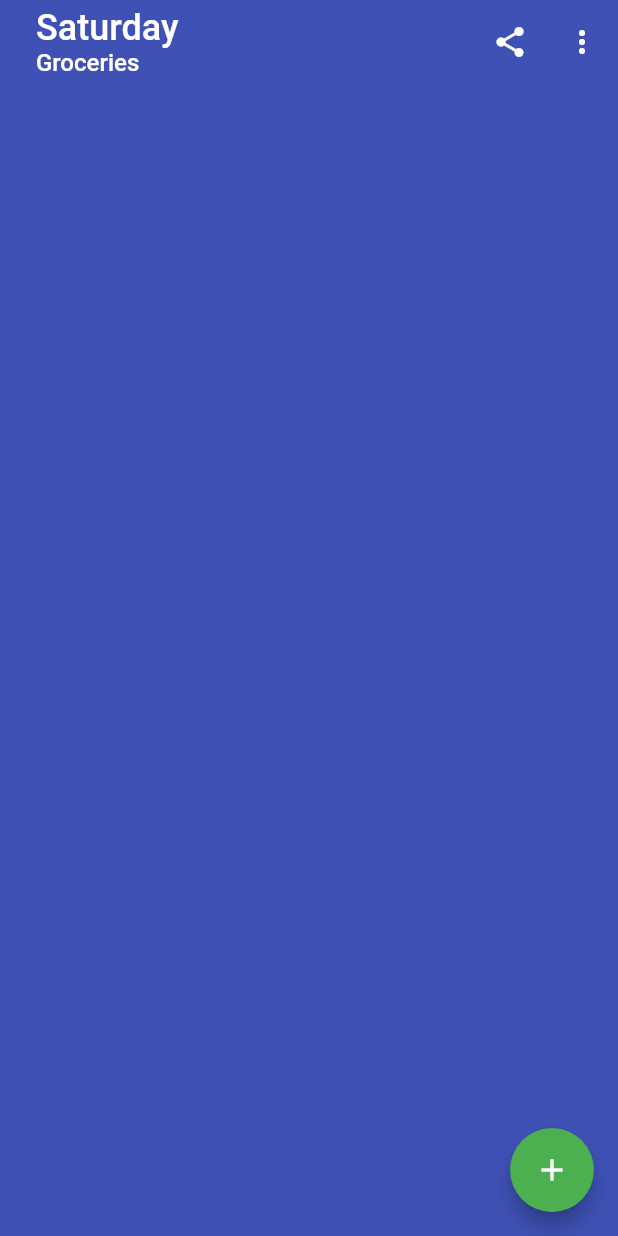
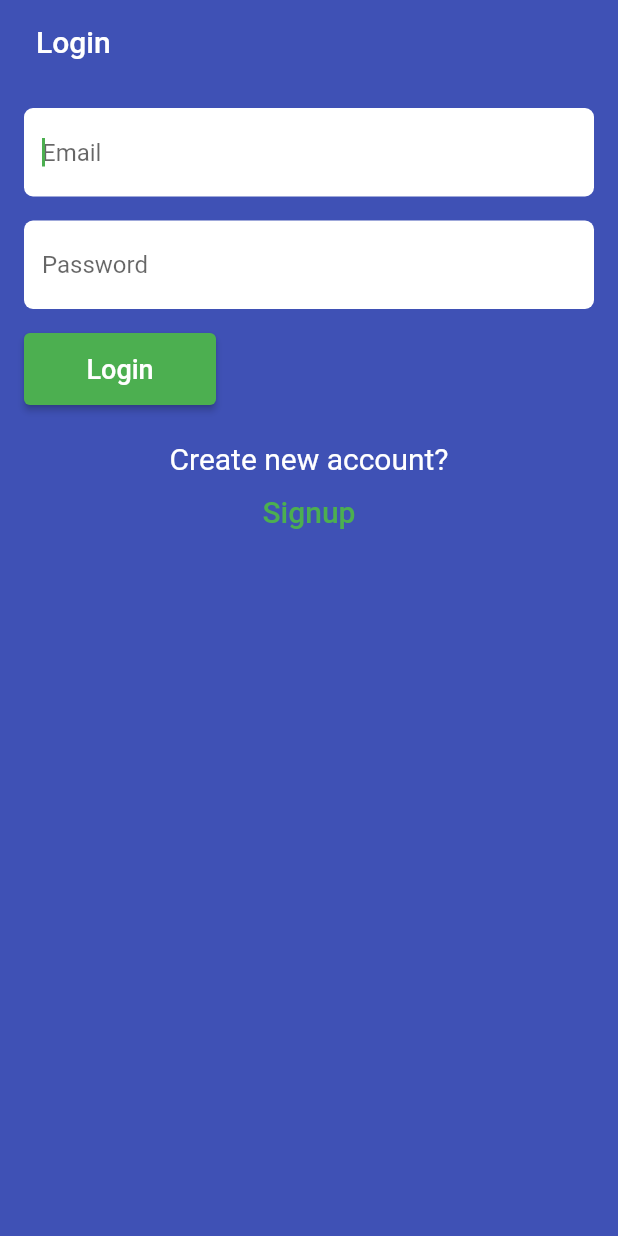
Before and after one commit to Eren-Nevin/Simple_Todo_App_Flutter_Client, a Flutter app: the screen it shows after launch, on a phone screen of 412 x 824 dp. Run offline on Flutter 3.47's test engine with Material 2 defaults, Android fonts, the phone set to English and light mode, and no system bars; our stand-ins replace socket_io_client.

Commit message:
Pretty big commit. 1- Separated auth and list pages so that the main app chooses to display one (currently using a simple ternary operator) based on whether the user is logged in or not. 2- Added authentication for both login and signup 3- Made viewModel only for list and renamed it ListViewModel. It would be created when listPage is shown and destructed currectly (canceling subscriptions from repository and disconnecting from websocket) when listPage is going to exit (currently only on logout).  4- Deleted some extra files (api.dart and mainBodyWidget.dart). Currently the most important needed change is to save the token received from server on login somewhere on the device locally so that user doesnt have to login everytime it starts the app. Other than that everything works smoothly.

```diff
--- a/lib/homepage.dart
+++ b/lib/homepage.dart
@@ -1,160 +1,49 @@
 import 'package:flutter/material.dart';
-// import 'package:list/mainBodyWidget.dart';
-import 'package:list/itemWidgetList.dart';
-import 'package:list/newItemWidget.dart';
+import 'package:list/pages/listPage.dart';
+import 'package:list/pages/authenticationPage.dart';
 
 import './viewModel.dart';
 import 'utilities.dart';
 
-class MyHomePage extends StatefulWidget {
-  final ViewModel _viewModel;
-  MyHomePage(this._viewModel, {Key key, this.title}) : super(key: key);
-
+// TODO: Make another page for main page that contains widgets that are
+// available when user is logged in and make this switch between that page and
+// authentication page
+class ActivePage extends StatefulWidget {
   final String title;
 
+  ActivePage({Key key, this.title}) : super(key: key);
+
   @override
-  _MyHomePageState createState() => _MyHomePageState(_viewModel);
+  _ActivePageState createState() => _ActivePageState();
 }
 
-class _MyHomePageState extends State<MyHomePage> {
-  ViewModel _viewModel;
-  ValueNotifier<bool> addingNewItem = ValueNotifier(false);
-  Key itemWidgetListGlobalKey = GlobalKey();
-  Key otherKey = GlobalKey();
-  Key newItemWidgetKey = GlobalKey();
-  // bool isConnected = false;
+class _ActivePageState extends State<ActivePage> {
+  bool authenticated = false;
+  Map<String, dynamic> credentials;
 
-  _MyHomePageState(this._viewModel) {
-    _viewModel.dataReset.addListener(() {
-      // setState(() {
-      // isConnected = _viewModel.dataReset.value;
-      // });
+  onLogout() {
+    setState(() {
+      authenticated = false;
     });
   }
 
-  //TODO: Remove This and the refresh handler itself.
-  Future<void> onRefreshHandler() async {
-    // _viewModel.starAllItems();
-    // Future.delayed(Duration(seconds: 3), () {
-    //   _viewModel.addNewItem("Testing", "details");
-    // });
-    // await _viewModel.syncWithServer();
-    // return;
+  void onSuccessfulLogin(Map<String, dynamic> credentials) {
+    setState(() {
+      // _viewModel.connect(credentials);
+      this.credentials = credentials;
+      authenticated = true;
+    });
   }
+
+  _ActivePageState();
 
   @override
   Widget build(BuildContext context) {
-    return Scaffold(
-      appBar: appBarBuilder("${getWeekDayName(DateTime.now())}", "Groceries"),
-      body: Stack(
-        children: [
-          Container(
-            alignment: Alignment.topCenter,
-            child: Container(
-              child: Column(children: [
-                NewItemWidget(
-                  (str) {
-                    // _viewModel.addItem(str, "Details");
-                    _viewModel.addNewItem(str, "Details");
-                  },
-                  addingNewItem,
-                  key: newItemWidgetKey,
-                ),
-                Flexible(
-                  child: RefreshIndicator(
-                      key: otherKey,
-                      child: ItemWidgetList(_viewModel,
-                          key: itemWidgetListGlobalKey),
-                      onRefresh: onRefreshHandler),
-                ),
-              ]),
-              // child: ItemListWithTextFieldWidget(_viewModel, startAddingItems),
-              margin: EdgeInsets.all(8.0),
-            ),
-            color: Colors.indigo,
-          ),
-          // Visibility(
-          //     child: Icon(Icons.question_answer_sharp, size: 200),
-          //     visible: !isConnected),
-        ],
-      ),
-      floatingActionButton: FloatingActionButton(
-        onPressed: () {
-          addingNewItem.value = true;
-        },
-        tooltip: 'Add New Item',
-        child: Icon(Icons.add),
-      ),
-    );
+    return authenticated
+        ? ListPage(this.credentials, onLogout)
+        : AuthenticationPage(onSuccessfulLogin);
   }
 }
-// onNewItemTextSubmit(String newItemTitle) {
-//     setState(() {
-//       addingItemState = false;
-//       // TODO: Add Ability To Change Details
-//       _viewModel.addItem(newItemTitle, "Details");
-//     });
-//   }
 
 //TODO: Have One Tab in Navigation Bar For Private List, The Other Two Can Be
 //Groceries & Family Tasks Which Are Shared Among A Family.
-
-Widget bottomNavigationBarBuilder() {
-  return BottomNavigationBar(
-    items: [
-      BottomNavigationBarItem(
-          label: "Groceries",
-          icon: Icon(Icons.shopping_bag_rounded,
-              size: 36.0, color: Colors.green.shade200)),
-      BottomNavigationBarItem(
-          label: "Groceries",
-          icon: Icon(Icons.shopping_bag_rounded,
-              size: 36.0, color: Colors.green.shade600)),
-      BottomNavigationBarItem(
-          label: "Groceries",
-          icon: Icon(Icons.shopping_bag_rounded,
-              size: 36.0, color: Colors.green.shade600)),
-    ],
-    backgroundColor: Colors.purple.shade900,
-    showUnselectedLabels: false,
-    showSelectedLabels: false,
-  );
-}
-
-Widget appBarBuilder(String title, String subtitle) {
-  return AppBar(
-      title: AppBarTitle(title, subtitle),
-      titleSpacing: 24.0,
-      centerTitle: false,
-      elevation: 0,
-      actions: [
-        IconButton(icon: Icon(Icons.share), onPressed: () {}),
-        PopupMenuButton(
-            itemBuilder: (context) => [
-                  PopupMenuItem(child: Text("Hello")),
-                  PopupMenuItem(child: Text("World")),
-                ]),
-      ],
-      backgroundColor: Colors.indigo);
-}
-
-class AppBarTitle extends StatelessWidget {
-  final String title, subtitle;
-  // TextTheme textTheme;
-  AppBarTitle(this.title, this.subtitle);
-
-  @override
-  Widget build(BuildContext context) {
-    // textTheme = Theme.of(context).appBarTheme
-    return Column(
-      children: [
-        Align(
-            child: Text(title, style: TextStyle(fontSize: 24.0)),
-            alignment: Alignment.topLeft),
-        Align(
-            child: Text(subtitle, style: TextStyle(fontSize: 16.0)),
-            alignment: Alignment.topLeft),
-      ],
-    );
-  }
-}
--- a/lib/itemWidget.dart
+++ b/lib/itemWidget.dart
@@ -6,7 +6,7 @@ import './model.dart';
 import './viewModel.dart';
 
 class ItemWidget extends StatefulWidget {
-  ViewModel _viewModel;
+  ListViewModel _viewModel;
 
   int _itemId;
 
@@ -21,7 +21,7 @@ class ItemWidget extends StatefulWidget {
 class _ItemWidgetState extends State<StatefulWidget> {
   int _itemId;
   Item _item;
-  ViewModel _viewModel;
+  ListViewModel _viewModel;
   StreamSubscription sub;
   _ItemWidgetState(this._viewModel, this._itemId) {
     sub = _viewModel.getItemChangedStream().listen((event) {
--- a/lib/itemWidgetList.dart
+++ b/lib/itemWidgetList.dart
@@ -6,7 +6,7 @@ import './model.dart';
 import './itemWidget.dart';
 
 class ItemWidgetList extends StatefulWidget {
-  ViewModel _viewModel;
+  final ListViewModel _viewModel;
   ItemWidgetList(this._viewModel, {Key key}) : super(key: key);
 
   @override
@@ -16,8 +16,7 @@ class ItemWidgetList extends StatefulWidget {
 }
 
 class _ItemWidgetListState extends State<ItemWidgetList> {
-  ViewModel _viewModel;
-  // AnimatedListState animatedListState;
+  final ListViewModel _viewModel;
   GlobalKey<AnimatedListState> listKey;
   List<Item> _itemList = [];
 
@@ -26,28 +25,16 @@ class _ItemWidgetListState extends State<ItemWidgetList> {
     _itemList = [..._viewModel.getCurrentItems()];
 
     _viewModel.getItemAddedStream().listen((item) {
-      // print("Item ${item.title} is being added");
       _itemList.insert(0, item);
-      // print("""ListWidget ItemList is ${_itemList.map((e) => e.title)}
-      //         """);
-      // _itemList.insert(0, item);
       listKey.currentState.insertItem(0);
-      // _viewModel.addItem(item);
     });
 
     _viewModel.getItemRemovedStream().listen((item) {
-      // print("Item ${item.title} is being removed");
-      // print(
-      //     "Before Removing the Item List is ${_itemList.map((e) => e.title)}");
-
       int index = _itemList.indexWhere((element) => element.id == item.id);
 
       _itemList.removeAt(index);
       listKey.currentState.removeItem(index, (context, animation) {
-        animation.addStatusListener((status) {
-          // print(status);
-          // _viewModel.removeItem(item);
-        });
+        animation.addStatusListener((status) {});
         //TODO: Add animation for item removal when they are not dismissed (aka
         //synced)
         return SizedBox(
@@ -58,17 +45,10 @@ class _ItemWidgetListState extends State<ItemWidgetList> {
     });
 
     _viewModel.getItemChangedStream().listen((item) {
-      // print("Item ${item.title} is being changed");
-      // print("Widget List Listened On ${item.title} Change");
       int index = _itemList.indexWhere((element) => element.id == item.id);
-      // print("Index Is $index");
       _itemList[index] = item;
     });
   }
-
-  // static List<int> calculatePreviousIds(List<Item> previousItemList) {
-  //   return previousItemList.map((e) => e.id).toList();
-  // }
 
   @override
   Widget build(BuildContext context) {
--- a/lib/main.dart
+++ b/lib/main.dart
@@ -1,14 +1,13 @@
 import 'package:flutter/material.dart';
 import 'package:list/viewModel.dart';
 
-import './homepage.dart' show MyHomePage;
+import './homepage.dart' show ActivePage;
 
 void main() {
   runApp(MyApp());
 }
 
 class MyApp extends StatelessWidget {
-  final ViewModel _viewModel = ViewModel();
   @override
   Widget build(BuildContext context) {
     return MaterialApp(
@@ -16,7 +15,7 @@ class MyApp extends StatelessWidget {
       theme: ThemeData(
         primarySwatch: Colors.green,
       ),
-      home: MyHomePage(_viewModel, title: 'List'),
+      home: ActivePage(),
     );
   }
 }
--- /dev/null
+++ b/lib/pages/authenticationPage.dart
@@ -0,0 +1,199 @@
+import 'package:flutter/material.dart';
+import 'dart:convert';
+import 'package:http/http.dart' as http;
+
+Widget authenticationWidgetBuilder(
+    void Function(Map<String, dynamic>) onSuccessfulLogin) {}
+
+class AuthenticationPage extends StatefulWidget {
+  final void Function(Map<String, dynamic>) onSuccessfulLogin;
+
+  AuthenticationPage(this.onSuccessfulLogin);
+
+  @override
+  _AuthenticationPageState createState() =>
+      _AuthenticationPageState(onSuccessfulLogin);
+}
+
+class _AuthenticationPageState extends State<AuthenticationPage> {
+  final void Function(Map<String, dynamic>) onSuccessfulLogin;
+  _AuthenticationPageState(this.onSuccessfulLogin);
+
+  @override
+  Widget build(BuildContext context) {
+    return Scaffold(
+        appBar: AppBar(
+          title: Text("Login"),
+          backgroundColor: Colors.indigo,
+          elevation: 0,
+          centerTitle: false,
+          titleSpacing: 24.0,
+        ),
+        body: Container(
+          color: Colors.indigo,
+          child: AuthenticationBodyWidget(this.onSuccessfulLogin),
+          padding: EdgeInsets.symmetric(vertical: 8.0),
+        ));
+  }
+}
+
+class AuthenticationBodyWidget extends StatefulWidget {
+  final void Function(Map<String, dynamic>) onSuccessfulLogin;
+
+  AuthenticationBodyWidget(this.onSuccessfulLogin);
+  @override
+  _AuthenticationBodyWidgetState createState() {
+    return _AuthenticationBodyWidgetState(onSuccessfulLogin);
+  }
+}
+
+class _AuthenticationBodyWidgetState extends State<AuthenticationBodyWidget> {
+  final void Function(Map<String, dynamic>) onSuccessfulLogin;
+  String enteredEmail = "";
+  String enteredPassword = "";
+  String enteredProfile = "";
+  bool authError = false;
+  String authErrorMessage = "";
+  bool isSigningUp = false;
+
+  _AuthenticationBodyWidgetState(this.onSuccessfulLogin);
+
+  // TODO: Create an object for both email-pass credentials and token ones.
+  Future<Map<String, dynamic>> _authenticate(credentials) async {
+    final rawResponse = await http.post(
+        Uri.parse("http://127.0.0.1:8833/api/login"),
+        body: json.encode(credentials));
+    final response = json.decode(rawResponse.body);
+    if (response['success']) {
+      return {'token': response['message']};
+    } else {
+      return {'error': response['message']};
+    }
+  }
+
+  Future<Map<String, dynamic>> login(String email, String password) async {
+    final credentials = {'email': email, 'password': password};
+    final response = await _authenticate(credentials);
+    return response;
+  }
+
+  Future<Map<String, dynamic>> signup(
+      String email, String password, String profile) async {
+    final rawResponse = await http.post(
+        Uri.parse("http://127.0.0.1:8833/api/signup"),
+        body: json.encode(
+            {'email': email, 'password': password, 'profile': profile}));
+
+    final signupResponse = json.decode(rawResponse.body);
+    if (signupResponse['success']) {
+      final loginResponse = login(email, password);
+      return loginResponse;
+    } else {
+      return {'error': signupResponse['message']};
+    }
+  }
+
+  Widget AuthFieldBuilder(String hint, ValueChanged<String> onChanged) {
+    return Container(
+        child: TextField(
+          onChanged: onChanged,
+          maxLines: 1,
+          decoration: InputDecoration(
+              fillColor: Colors.white,
+              filled: true,
+              hintText: hint,
+              border: OutlineInputBorder(
+                  borderSide: BorderSide.none,
+                  borderRadius: BorderRadius.circular(6.0))),
+          autofocus: true,
+        ),
+        margin: EdgeInsets.symmetric(horizontal: 16.0, vertical: 8.0));
+  }
+
+  @override
+  Widget build(BuildContext context) {
+    return Column(
+      children: [
+        AuthFieldBuilder("Email", (str) {
+          enteredEmail = str;
+        }),
+        AuthFieldBuilder("Password", (str) {
+          enteredPassword = str;
+        }),
+        Visibility(
+          child: AuthFieldBuilder("Profile", (str) {
+            enteredProfile = str;
+          }),
+          visible: isSigningUp,
+        ),
+        // TODO: Find a better place for displaying errors
+        Visibility(
+          child: Container(
+              child: Text(authErrorMessage,
+                  style: TextStyle(color: Colors.yellow, fontSize: 18.0)),
+              margin: EdgeInsets.symmetric(vertical: 8.0, horizontal: 24.0),
+              alignment: Alignment.centerLeft),
+          visible: authError,
+        ),
+        Container(
+            child: ElevatedButton(
+                onPressed: () async {
+                  if (isSigningUp) {
+                    print(enteredEmail + " " + enteredPassword);
+                    final authResponse = await signup(
+                        enteredEmail, enteredPassword, enteredProfile);
+                    if (authResponse.containsKey('token')) {
+                      onSuccessfulLogin(authResponse);
+                    } else {
+                      setState(() {
+                        authErrorMessage = authResponse['error'];
+                        authError = true;
+                      });
+                      print(authResponse['error']);
+                    }
+                  } else {
+                    print(enteredEmail + " " + enteredPassword);
+                    // final sampleToken = enteredEmail;
+                    final authResponse =
+                        await login(enteredEmail, enteredPassword);
+                    if (authResponse.containsKey('token')) {
+                      onSuccessfulLogin(authResponse);
+                    } else {
+                      setState(() {
+                        authErrorMessage = authResponse['error'];
+                        authError = true;
+                      });
+                      print(authResponse['error']);
+                    }
+                  }
+                },
+                child: Text(
+                  isSigningUp ? "Signup" : "Login",
+                  style: TextStyle(fontSize: 18.0),
+                ),
+                style: ElevatedButton.styleFrom(
+                  minimumSize: Size(128.0, 48.0),
+                )),
+            margin: EdgeInsets.symmetric(vertical: 8.0, horizontal: 16.0),
+            alignment: Alignment.centerLeft),
+        Container(
+            child: Column(children: [
+              Text(
+                  isSigningUp
+                      ? "Already have an account?"
+                      : "Create new account?",
+                  style: TextStyle(fontSize: 20.0, color: Colors.white)),
+              TextButton(
+                  onPressed: () {
+                    setState(() {
+                      isSigningUp = true;
+                    });
+                  },
+                  child: Text(isSigningUp ? "Login" : "Signup",
+                      style: TextStyle(fontSize: 20.0)))
+            ]),
+            margin: EdgeInsets.all(16.0))
+      ],
+    );
+  }
+}
```
Also changed, not shown: lib/mainBodyWidget.dart (deleted, +0 -31 lines), lib/pages/listPage.dart (added, +147 -0 lines), lib/repository.dart (+21 -10 lines), lib/viewModel.dart (+58 -70 lines), lib/api.dart (added).
